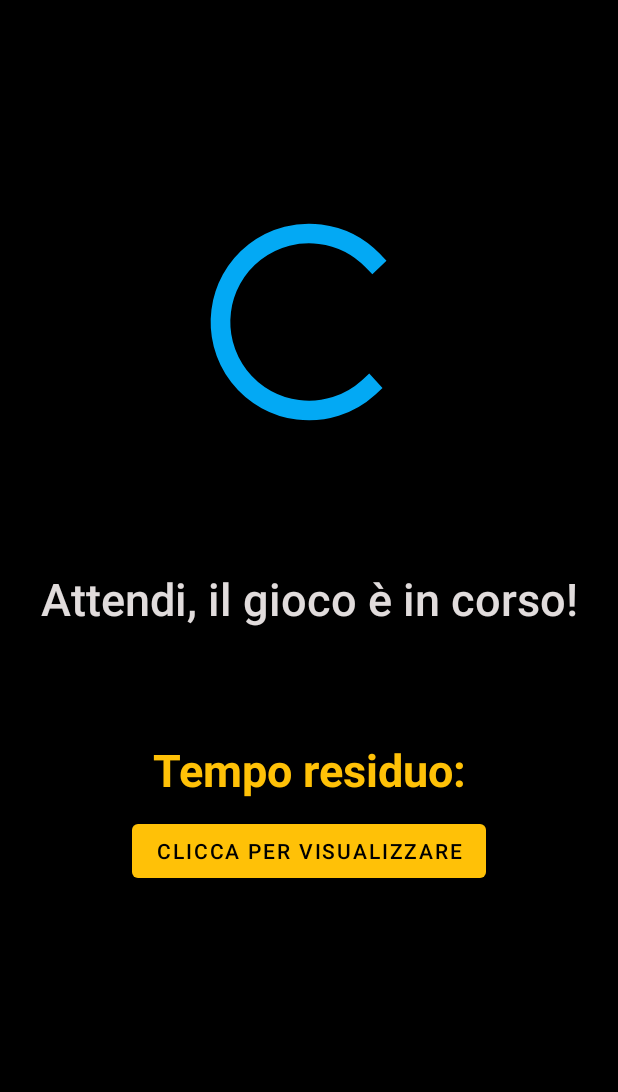
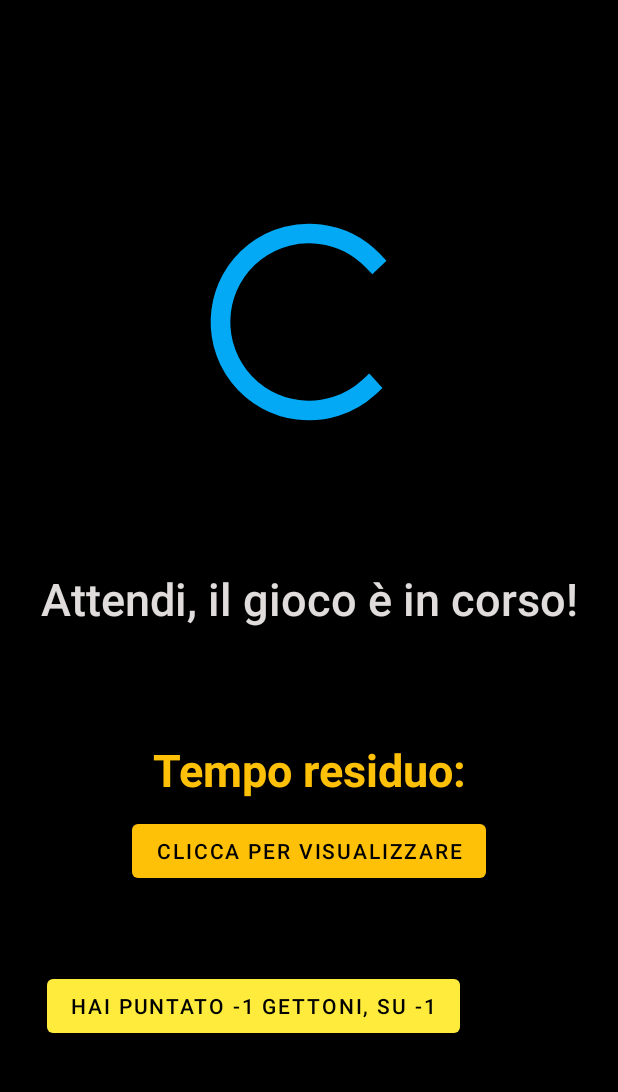
Before and after one commit to P7ngu/LSO, an Android app: the WaitingActivity screen opened directly, with no data from a screen before it, on a phone screen of 412 x 824 dp, the part 62-1154 px from its top. Run offline under Robolectric (Android 15) with nearby library versions, the phone set to English and light mode, and no system bars; Roboto replaces fonts that are not available here.

Commit message:
waiting act update

```diff
--- a/app/src/main/java/com/example/myapplication/MakeABetActivity.java
+++ b/app/src/main/java/com/example/myapplication/MakeABetActivity.java
@@ -118,8 +118,10 @@ public class MakeABetActivity extends AppCompatActivity implements AdapterView.O
     public static void startWaitingActivity() {
         try {
             int logStatus = CurrentUser.getUserLoggedStatus();
-            if(logStatus==1)
+            if(logStatus==1) {
                 mContext.startActivity(new Intent(mContext, WaitingActivity.class));
+                //WaitingActivity.setBetData();
+            }
         } catch (Exception e){
 
         }
--- a/app/src/main/java/com/example/myapplication/WaitingActivity.java
+++ b/app/src/main/java/com/example/myapplication/WaitingActivity.java
@@ -10,8 +10,10 @@ import android.os.Looper;
 import android.util.Log;
 import android.widget.Button;
 
+import javax.net.ssl.HandshakeCompletedListener;
+
 public class WaitingActivity extends AppCompatActivity {
-    static Button tempoResiduo;
+    static Button tempoResiduo, yourBet;
     static Context mContext;
     static boolean flagWin;
 
@@ -39,10 +41,30 @@ public class WaitingActivity extends AppCompatActivity {
         mContext=this;
         Log.d("11 ott", "waiting oncreate");
         setContentView(R.layout.activity_waiting);
+        yourBet=findViewById(R.id.button_yourbet);
 
         tempoResiduo=findViewById(R.id.button_temporesiduo_waitingactivity);
 
         tempoResiduo.setText("Clicca per visualizzare");
+        String numero = CurrentUser.getNumeroBettato();
+        String importo=CurrentUser.getImportoScommesso();
+
+        setBetData(numero, importo);
+
+    }
+
+    public static void setBetData(String numero, String importo){
+        try{
+            new Handler(Looper.myLooper()).post(new Runnable() {
+                @Override
+                public void run() {
+                    if(yourBet!=null) yourBet.setText("Hai puntato "+numero+" gettoni, su "+numero);
+                }
+            });
+
+        }catch (Exception e){
+            e.printStackTrace();
+        }
 
     }
 
--- a/app/src/main/res/layout/activity_waiting.xml
+++ b/app/src/main/res/layout/activity_waiting.xml
@@ -57,4 +57,23 @@
         app:layout_constraintStart_toStartOf="parent"
         app:layout_constraintTop_toTopOf="parent"
         app:layout_constraintVertical_bias="0.734" />
+
+    <Button
+        android:id="@+id/button_yourbet"
+        android:layout_width="wrap_content"
+        android:layout_height="wrap_content"
+        android:layout_marginStart="31dp"
+        android:layout_marginLeft="31dp"
+        android:layout_marginTop="113dp"
+        android:layout_marginEnd="287dp"
+        android:layout_marginRight="287dp"
+        android:layout_marginBottom="75dp"
+        android:text="Non hai piazzato alcuna scommessa"
+        app:backgroundTint="#FFEB3B"
+        app:layout_constraintBottom_toBottomOf="parent"
+        app:layout_constraintEnd_toEndOf="parent"
+        app:layout_constraintHorizontal_bias="0.0"
+        app:layout_constraintStart_toStartOf="parent"
+        app:layout_constraintTop_toBottomOf="@+id/textView3"
+        app:layout_constraintVertical_bias="0.0" />
 </androidx.constraintlayout.widget.ConstraintLayout>
```
